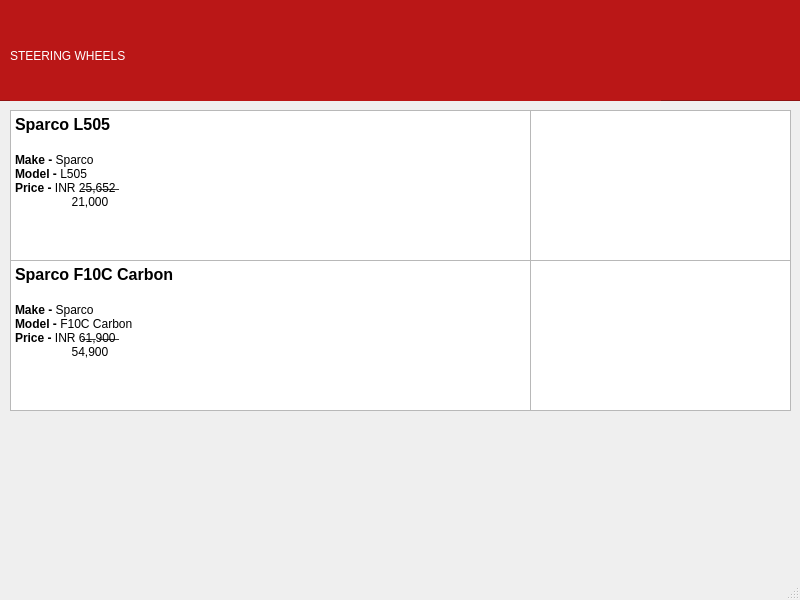
This is gui_testing_modified/SteeringWheels.ui in CodingBoyBlah/Compooter-Projekt as Qt 5 draws it before an edit. The edited form follows.
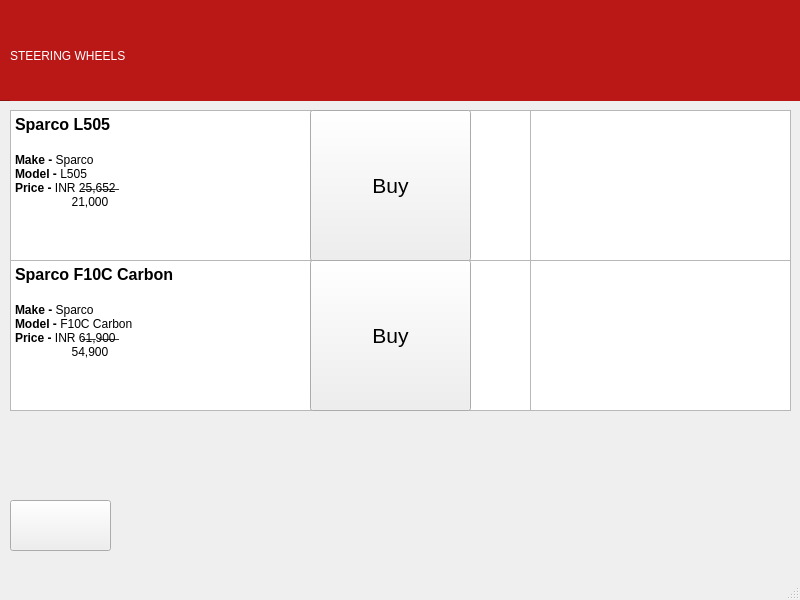
This is the edited form. Icons and pictures are not drawn.

Commit message: Done with tyres and steering windows (UI modified, buy button added)

```diff
--- a/gui_testing_modified/SteeringWheels.ui
+++ b/gui_testing_modified/SteeringWheels.ui
@@ -38,7 +38,7 @@
       <rect>
        <x>30</x>
        <y>20</y>
-       <width>651</width>
+       <width>791</width>
        <height>91</height>
       </rect>
      </property>
@@ -65,7 +65,7 @@
      <string>&lt;!DOCTYPE HTML PUBLIC &quot;-//W3C//DTD HTML 4.0//EN&quot; &quot;http://www.w3.org/TR/REC-html40/strict.dtd&quot;&gt;
 &lt;html&gt;&lt;head&gt;&lt;meta name=&quot;qrichtext&quot; content=&quot;1&quot; /&gt;&lt;style type=&quot;text/css&quot;&gt;
 p, li { white-space: pre-wrap; }
-&lt;/style&gt;&lt;/head&gt;&lt;body style=&quot; font-family:'MS Shell Dlg 2'; font-size:7.8pt; font-weight:400; font-style:normal;&quot;&gt;
+&lt;/style&gt;&lt;/head&gt;&lt;body style=&quot; font-family:'MS Shell Dlg 2'; font-size:8pt; font-weight:400; font-style:normal;&quot;&gt;
 &lt;p style=&quot; margin-top:0px; margin-bottom:0px; margin-left:0px; margin-right:0px; -qt-block-indent:0; text-indent:0px;&quot;&gt;&lt;span style=&quot; font-size:12pt; font-weight:600;&quot;&gt;Sparco L505&lt;/span&gt;&lt;/p&gt;
 &lt;p style=&quot;-qt-paragraph-type:empty; margin-top:0px; margin-bottom:0px; margin-left:0px; margin-right:0px; -qt-block-indent:0; text-indent:0px; font-size:12pt; font-weight:600;&quot;&gt;&lt;br /&gt;&lt;/p&gt;
 &lt;p style=&quot; margin-top:0px; margin-bottom:0px; margin-left:0px; margin-right:0px; -qt-block-indent:0; text-indent:0px;&quot;&gt;&lt;span style=&quot; font-size:9pt; font-weight:600;&quot;&gt;Make -&lt;/span&gt;&lt;span style=&quot; font-size:9pt;&quot;&gt; Sparco&lt;/span&gt;&lt;/p&gt;
@@ -97,7 +97,7 @@
      <string>&lt;!DOCTYPE HTML PUBLIC &quot;-//W3C//DTD HTML 4.0//EN&quot; &quot;http://www.w3.org/TR/REC-html40/strict.dtd&quot;&gt;
 &lt;html&gt;&lt;head&gt;&lt;meta name=&quot;qrichtext&quot; content=&quot;1&quot; /&gt;&lt;style type=&quot;text/css&quot;&gt;
 p, li { white-space: pre-wrap; }
-&lt;/style&gt;&lt;/head&gt;&lt;body style=&quot; font-family:'MS Shell Dlg 2'; font-size:7.8pt; font-weight:400; font-style:normal;&quot;&gt;
+&lt;/style&gt;&lt;/head&gt;&lt;body style=&quot; font-family:'MS Shell Dlg 2'; font-size:8pt; font-weight:400; font-style:normal;&quot;&gt;
 &lt;p style=&quot; margin-top:0px; margin-bottom:0px; margin-left:0px; margin-right:0px; -qt-block-indent:0; text-indent:0px;&quot;&gt;&lt;span style=&quot; font-size:12pt; font-weight:600;&quot;&gt;Sparco F10C Carbon&lt;/span&gt;&lt;/p&gt;
 &lt;p style=&quot;-qt-paragraph-type:empty; margin-top:0px; margin-bottom:0px; margin-left:0px; margin-right:0px; -qt-block-indent:0; text-indent:0px; font-size:12pt; font-weight:600;&quot;&gt;&lt;br /&gt;&lt;/p&gt;
 &lt;p style=&quot; margin-top:0px; margin-bottom:0px; margin-left:0px; margin-right:0px; -qt-block-indent:0; text-indent:0px;&quot;&gt;&lt;span style=&quot; font-size:9pt; font-weight:600;&quot;&gt;Make -&lt;/span&gt;&lt;span style=&quot; font-size:9pt;&quot;&gt; Sparco&lt;/span&gt;&lt;/p&gt;
@@ -116,6 +116,100 @@
      </rect>
     </property>
    </widget>
+   <widget class="QLabel" name="label_3">
+    <property name="geometry">
+     <rect>
+      <x>530</x>
+      <y>260</y>
+      <width>261</width>
+      <height>141</height>
+     </rect>
+    </property>
+    <property name="text">
+     <string/>
+    </property>
+    <property name="pixmap">
+     <pixmap>../../../../../Downloads/projectImages/sparcoF10C_steeringwheel.jpg</pixmap>
+    </property>
+    <property name="scaledContents">
+     <bool>true</bool>
+    </property>
+   </widget>
+   <widget class="QPushButton" name="backButton">
+    <property name="geometry">
+     <rect>
+      <x>10</x>
+      <y>500</y>
+      <width>101</width>
+      <height>51</height>
+     </rect>
+    </property>
+    <property name="styleSheet">
+     <string notr="true"/>
+    </property>
+    <property name="text">
+     <string/>
+    </property>
+    <property name="icon">
+     <iconset>
+      <normaloff>../../../../../Downloads/back-undo-return-button-png-5.png</normaloff>../../../../../Downloads/back-undo-return-button-png-5.png</iconset>
+    </property>
+   </widget>
+   <widget class="QLabel" name="label_2">
+    <property name="geometry">
+     <rect>
+      <x>530</x>
+      <y>110</y>
+      <width>261</width>
+      <height>141</height>
+     </rect>
+    </property>
+    <property name="text">
+     <string/>
+    </property>
+    <property name="pixmap">
+     <pixmap>../../../../../Downloads/projectImages/l505_steerungwheel.jpeg</pixmap>
+    </property>
+    <property name="scaledContents">
+     <bool>true</bool>
+    </property>
+   </widget>
+   <widget class="QPushButton" name="buyButton1">
+    <property name="geometry">
+     <rect>
+      <x>310</x>
+      <y>110</y>
+      <width>161</width>
+      <height>151</height>
+     </rect>
+    </property>
+    <property name="font">
+     <font>
+      <pointsize>16</pointsize>
+     </font>
+    </property>
+    <property name="text">
+     <string>Buy</string>
+    </property>
+   </widget>
+   <widget class="QPushButton" name="buyButton2">
+    <property name="geometry">
+     <rect>
+      <x>310</x>
+      <y>260</y>
+      <width>161</width>
+      <height>151</height>
+     </rect>
+    </property>
+    <property name="font">
+     <font>
+      <pointsize>16</pointsize>
+     </font>
+    </property>
+    <property name="text">
+     <string>Buy</string>
+    </property>
+   </widget>
   </widget>
   <widget class="QMenuBar" name="menubar">
    <property name="geometry">
```
Left out of the diff: 2 changed lines with no effect on the pictures. The commit also changes 5 other files.
